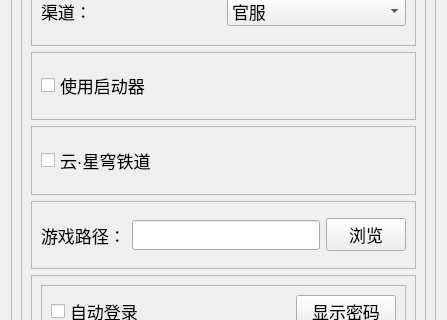
The window that res/ui/set_01.ui (Shasnow/StarRailAssistant) describes before a commit, drawn with Qt 5; both pictures show x 0 to 447 and y 105 to 425 of the 447 by 616 pixel window.
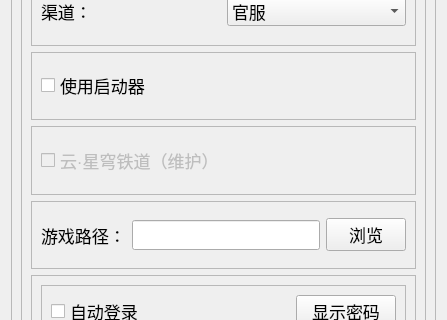
The same window after the commit.

Patch:
```diff
--- a/res/ui/set_01.ui
+++ b/res/ui/set_01.ui
@@ -153,6 +153,9 @@
           </item>
           <item>
            <widget class="QFrame" name="frame_4">
+            <property name="enabled">
+             <bool>false</bool>
+            </property>
             <property name="frameShape">
              <enum>QFrame::Shape::StyledPanel</enum>
             </property>
@@ -163,7 +166,7 @@
              <item>
               <widget class="QCheckBox" name="cloud_game">
                <property name="text">
-                <string>云·星穹铁道</string>
+                <string>云·星穹铁道（维护）</string>
                </property>
               </widget>
              </item>
```
